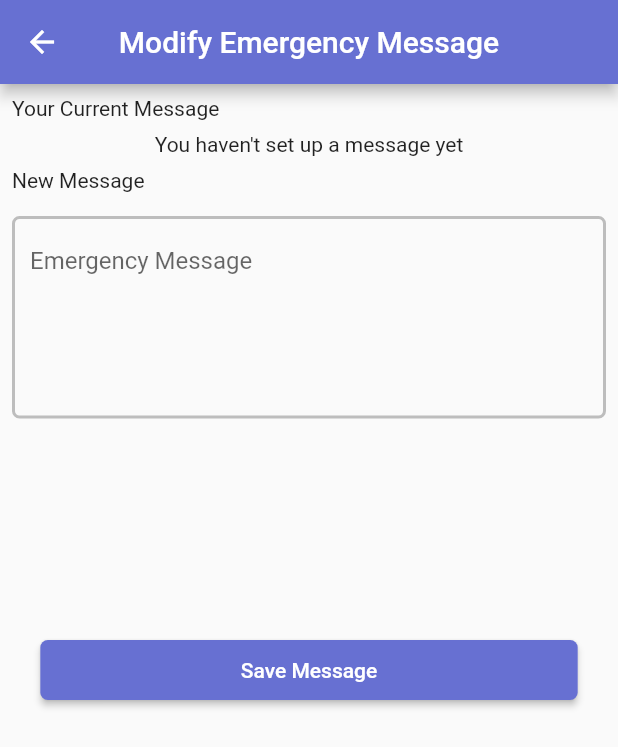
After one commit to ikjot-2605/Alarming-System-Mobile-App, a Flutter app: the DraftMessagePage screen opened directly, on a phone screen of 412 x 824 dp. The commit adds this screen. Shown: the top 747 px of the screen. Run offline on Flutter 3.47's test engine with Material 2 defaults, Android fonts, the light colour scheme and no system bars; our stand-ins replace cached_network_image, firebase_auth, firebase_core, flushbar, geolocator, google_sign_in and 3 more; accounts and stored records are empty; generated files the repository leaves out were written again.

Commit message:
message create option page made/ui improvement needed

```diff
--- /dev/null
+++ b/alarming_system_mobile_app/lib/pages/draft_message_page.dart
@@ -0,0 +1,142 @@
+import 'package:flushbar/flushbar.dart';
+import 'package:flutter/material.dart';
+import 'package:hive/hive.dart';
+
+class DraftMessagePage extends StatefulWidget {
+  @override
+  _DraftMessagePageState createState() => _DraftMessagePageState();
+}
+
+class _DraftMessagePageState extends State<DraftMessagePage> {
+  final _messageController = TextEditingController();
+  @override
+  Widget build(BuildContext context) {
+    return Scaffold(
+      appBar: AppBar(
+        centerTitle: true,
+        title: Text('Modify Emergency Message'),
+        automaticallyImplyLeading: true,
+        backgroundColor: Theme.of(context).brightness != Brightness.dark
+            ? Color(0xFF6770D2)
+            : Colors.grey[900],
+      ),
+      body: SingleChildScrollView(
+        child: Column(
+            crossAxisAlignment: CrossAxisAlignment.start,
+            children: <Widget>[
+              Container(
+                child: Padding(
+                  padding: const EdgeInsets.all(8.0),
+                  child: Text('Your Current Message'),
+                ),
+              ),
+              FutureBuilder<String>(
+                future: getMessageFromHive(),
+                builder: (BuildContext context, AsyncSnapshot<String> snapshot) {
+                  if (snapshot.connectionState == ConnectionState.waiting) {
+                    return Center(
+                      child: CircularProgressIndicator(),
+                    );
+                  } else if (snapshot.hasData) {
+                    return Center(
+                      child: Text(snapshot.data),
+                    );
+                  } else if (snapshot.data == null) {
+                    return Center(
+                      child: Text("You haven't set up a message yet"),
+                    );
+                  } else
+                    return Scaffold(
+                      appBar: AppBar(
+                        title: Text('Error Screen'),
+                      ),
+                    );
+                  return Container();
+                },
+              ),
+              Padding(
+                padding: const EdgeInsets.all(8.0),
+                child: Text('New Message'),
+              ),
+              Padding(
+                padding: const EdgeInsets.all(8.0),
+                child: Container(
+                  height: MediaQuery.of(context).size.height / 3,
+                  child: TextFormField(
+                    controller: _messageController,
+                    textInputAction: TextInputAction.send,
+                    keyboardType: TextInputType.text,
+                    maxLines: 5,
+                    decoration: InputDecoration(
+                      fillColor: Colors.black,
+                      hintText: 'Emergency Message',
+                      focusedBorder: OutlineInputBorder(
+                        borderRadius: BorderRadius.circular(
+                          5,
+                        ),
+                        borderSide: BorderSide(
+                          color: Colors.grey[400],
+                        ),
+                      ),
+                      enabledBorder: OutlineInputBorder(
+                        borderRadius: BorderRadius.circular(
+                          5,
+                        ),
+                        borderSide: BorderSide(
+                          color: Colors.grey[400],
+                          width: 2,
+                        ),
+                      ),
+                    ),
+                    textCapitalization: TextCapitalization.sentences,
+                    // ignore: missing_return
+                  ),
+                ),
+              ),
+              Center(
+                child: Container(
+                  height: 40,
+                  width: MediaQuery.of(context).size.width / 1.15,
+                  child: RaisedButton(
+                    shape: RoundedRectangleBorder(
+                        borderRadius: BorderRadius.all(Radius.circular(5.0))),
+                    textColor: Colors.white,
+                    child: Text("Save Message"),
+                    onPressed: () {
+                      if(_messageController.text==""||_messageController.text==null){
+                        Flushbar(
+                          title:  "Error",
+                          message:  "Please ensure you enter a valid message containing more than zero characters",
+                          duration:  Duration(seconds: 3),
+                        )..show(context);
+                      }
+                      else{
+                        storeDetailsInHive(_messageController.text);
+                      }
+                    },
+                    color: Color(0xFF6770D2),
+                  ),
+                ),
+              ),
+            ]),
+      ),
+    );
+  }
+
+  Future<String> getMessageFromHive() async {
+    var message = await Hive.openBox('message');
+    print(message.getAt(0));
+    return message.getAt(0);
+  }
+  void storeDetailsInHive(String message)async{
+    var messages = await Hive.openBox('message');
+    messages.deleteAt(0);
+    messages.add(message);
+    Navigator.pop(context);
+    Flushbar(
+      title:  "Success",
+      message:  "Your message was saved successfully",
+      duration:  Duration(seconds: 3),
+    )..show(context);
+  }
+}
--- a/alarming_system_mobile_app/lib/pages/home_page.dart
+++ b/alarming_system_mobile_app/lib/pages/home_page.dart
@@ -1,4 +1,5 @@
 import 'package:alarming_system_mobile_app/model/AppUser.dart';
+import 'package:alarming_system_mobile_app/pages/draft_message_page.dart';
 import 'package:alarming_system_mobile_app/pages/error_page.dart';
 import 'package:alarming_system_mobile_app/pages/register_page.dart';
 import 'package:cached_network_image/cached_network_image.dart';
@@ -148,6 +149,13 @@ class _HomePageState extends State<HomePage> {
                     leading: Icon(Icons.exit_to_app),
                     title: Text('Logout'),
                   ),
+                  ListTile(
+                    onTap: () {
+                      Navigator.push(context, MaterialPageRoute(builder: (context)=>DraftMessagePage()));
+                    },
+                    leading: Icon(Icons.message),
+                    title: Text('Modify Emergency Message'),
+                  ),
                 ],
               ),
             ),
```
